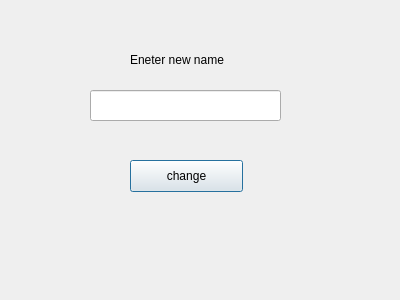
This is Store/change_group_name.ui in Mitraaaaa/Store as Qt 5 draws it before an edit. The edited form follows.
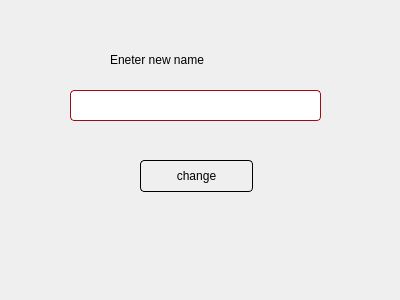
This is the edited form.

Diff of the .ui file:
```diff
--- a/Store/change_group_name.ui
+++ b/Store/change_group_name.ui
@@ -13,20 +13,58 @@
   <property name="windowTitle">
    <string>Dialog</string>
   </property>
+  <property name="styleSheet">
+   <string notr="true">QDialog
+{
+      background: qconicalgradient(cx:0.5, cy:0.5, angle:30,
+                stop:0 rgb(193, 192, 193), stop:1 rgb(255, 159, 159))
+
+}
+QLineEdit
+{
+ border-width: 1px;
+    border-style: solid;
+    border-color:rgb(162, 10, 23);
+    border-radius: 4px;
+background-color:white;
+color:rgb(166, 5, 0);
+	font: 13pt &quot;Comic Sans MS&quot;;
+}
+QLabel
+{
+	
+	font: 75 18pt &quot;Comic Sans MS&quot;;
+color:black;
+}
+QPushButton
+{
+	
+	font: 75 14pt &quot;Comic Sans MS&quot;;
+background: qlineargradient(x1:0, y1:0, x2:1, y2:1,
+                stop:0 white, stop: 0.4 white, stop:1 rgb(193, 192, 193));
+color:black;
+  	 border-width: 1px;
+    border-style: solid;
+    border-radius: 4px;
+}</string>
+  </property>
   <widget class="QLineEdit" name="lineEdit_change_name">
    <property name="geometry">
     <rect>
-     <x>90</x>
+     <x>70</x>
      <y>90</y>
-     <width>191</width>
+     <width>251</width>
      <height>31</height>
     </rect>
    </property>
+   <property name="text">
+    <string/>
+   </property>
   </widget>
   <widget class="QPushButton" name="change_name_button">
    <property name="geometry">
     <rect>
-     <x>130</x>
+     <x>140</x>
      <y>160</y>
      <width>113</width>
      <height>32</height>
@@ -39,7 +77,7 @@
   <widget class="QLabel" name="label">
    <property name="geometry">
     <rect>
-     <x>130</x>
+     <x>110</x>
      <y>50</y>
      <width>141</width>
      <height>20</height>
```
